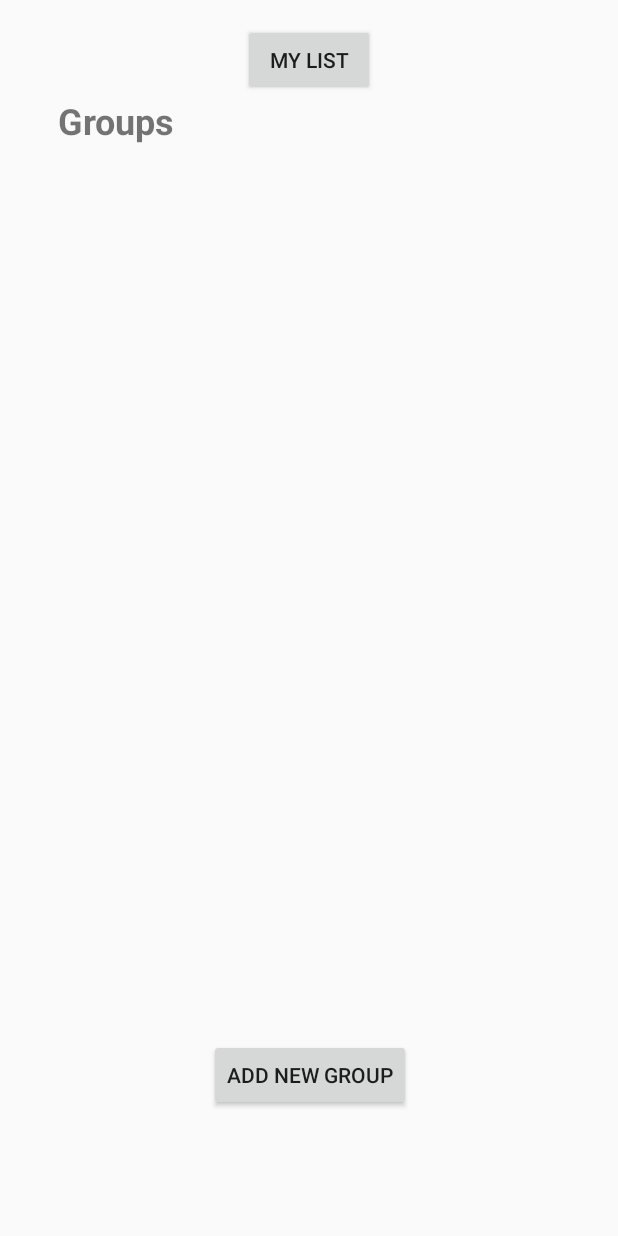
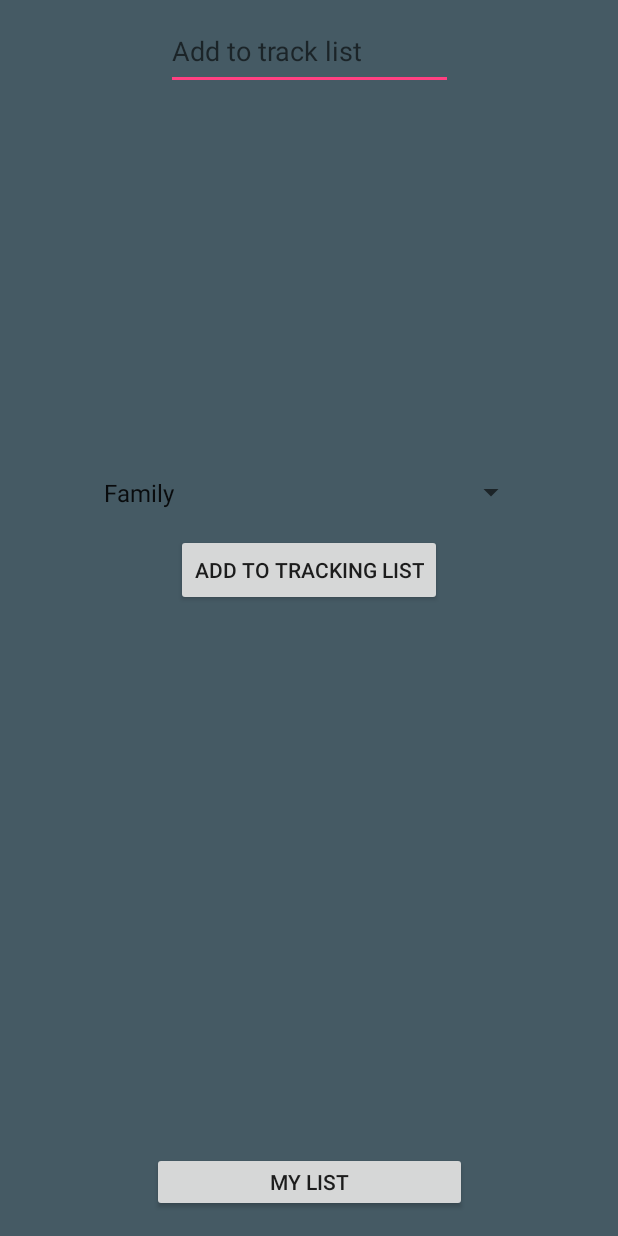
Before and after one commit to kelsheyk/trackerApp, an Android app: the ManageActivity screen opened directly, with no data from a screen before it, on a phone screen of 412 x 824 dp. Run offline under Robolectric (Android 15) with nearby library versions, the phone set to English and light mode, and no system bars.

Commit message:
front end ManageActivity

```diff
--- a/android-tracker/app/src/main/java/com/example/android_tracker/ManageActivity.java
+++ b/android-tracker/app/src/main/java/com/example/android_tracker/ManageActivity.java
@@ -1,13 +1,82 @@
 package com.example.android_tracker;
 
+import android.content.Context;
+import android.content.Intent;
 import android.support.v7.app.AppCompatActivity;
 import android.os.Bundle;
+import android.view.View;
+import android.widget.ArrayAdapter;
+import android.widget.Button;
+import android.widget.EditText;
+import android.widget.ListView;
+import android.widget.Spinner;
 
-public class ManageActivity extends AppCompatActivity {
+import java.util.ArrayList;
+import java.util.Arrays;
+import java.util.List;
+
+
+public class ManageActivity extends AppCompatActivity{
+
+    ListView tracklist;
+    EditText addtrackee;
+    Button AddButton;
+    Button MyListButton;
+    private Spinner groups;
+    private Intent userDataIntent;
+    Context context = this;
+
 
     @Override
     protected void onCreate(Bundle savedInstanceState) {
         super.onCreate(savedInstanceState);
         setContentView(R.layout.activity_manage);
+
+        userDataIntent = getIntent();
+
+        tracklist = (ListView) findViewById(R.id.track_list);
+        addtrackee = (EditText) findViewById(R.id.add_trackee);
+        AddButton = (Button) findViewById(R.id.add_button);
+        MyListButton = (Button) findViewById(R.id.list_button);
+        groups = (Spinner) findViewById(R.id.group_list);
+
+
+        String[] items = new String[]{"Family", "Friends", "Other"};
+        ArrayAdapter<String> groupadapter = new ArrayAdapter<String>(this,android.R.layout.simple_spinner_item, items);
+        groups.setAdapter(groupadapter);
+
+        //TODO: get tracker list
+        String[] ListElements = new String[]{};
+
+        final List<String> TrackeeArrayList = new ArrayList<String>(Arrays.asList(ListElements));
+
+        final ArrayAdapter<String> adapter = new ArrayAdapter<String>
+                (ManageActivity.this, android.R.layout.simple_list_item_1, TrackeeArrayList);
+
+        tracklist.setAdapter(adapter);
+
+        AddButton.setOnClickListener(new View.OnClickListener() {
+            @Override
+            public void onClick(View view)
+            {
+
+                TrackeeArrayList.add(addtrackee.getText().toString());
+                adapter.notifyDataSetChanged();
+                //TODO: assign added trackee to specified group
+
+            }
+        });
+
+
+        MyListButton.setOnClickListener(new View.OnClickListener() {
+            @Override
+            public void onClick(View view)
+            {
+                userDataIntent.setClass(context, MyListActivity.class);
+                startActivity(userDataIntent);
+            }
+        });
     }
+
+
 }
--- a/android-tracker/app/src/main/res/layout/activity_manage.xml
+++ b/android-tracker/app/src/main/res/layout/activity_manage.xml
@@ -4,64 +4,68 @@
     xmlns:tools="http://schemas.android.com/tools"
     android:layout_width="match_parent"
     android:layout_height="match_parent"
+    android:background="@color/blue_grey_700"
     tools:context="com.example.android_tracker.ManageActivity">
 
     <Button
         android:id="@+id/list_button"
-        android:layout_width="wrap_content"
-        android:layout_height="wrap_content"
+        android:layout_width="210dp"
+        android:layout_height="40dp"
+        android:layout_marginBottom="16dp"
         android:layout_marginLeft="8dp"
         android:layout_marginRight="8dp"
-        android:layout_marginTop="16dp"
         android:text="My List"
+        app:layout_constraintBottom_toBottomOf="parent"
+        app:layout_constraintLeft_toLeftOf="parent"
+        app:layout_constraintRight_toRightOf="parent" />
+
+    <EditText
+        android:id="@+id/add_trackee"
+        android:layout_width="191dp"
+        android:layout_height="52dp"
+        android:layout_marginTop="8dp"
+        android:hint="Add to track list"
+        app:layout_constraintHorizontal_bias="0.502"
         app:layout_constraintLeft_toLeftOf="parent"
         app:layout_constraintRight_toRightOf="parent"
-        app:layout_constraintTop_toTopOf="parent"
-        android:layout_marginStart="8dp"
-        android:layout_marginEnd="8dp" />
+        app:layout_constraintTop_toTopOf="parent" />
 
     <Button
-        android:id="@+id/group_button"
+        android:id="@+id/add_button"
         android:layout_width="wrap_content"
         android:layout_height="wrap_content"
         android:layout_marginBottom="8dp"
         android:layout_marginLeft="8dp"
         android:layout_marginRight="8dp"
         android:layout_marginTop="8dp"
-        android:text="Add New Group"
-        app:layout_constraintBottom_toBottomOf="parent"
-        app:layout_constraintHorizontal_bias="0.502"
+        android:text="Add to Tracking List"
+        app:layout_constraintBottom_toTopOf="@+id/track_list"
         app:layout_constraintLeft_toLeftOf="parent"
         app:layout_constraintRight_toRightOf="parent"
-        app:layout_constraintTop_toBottomOf="@+id/group_list" />
+        app:layout_constraintTop_toBottomOf="@+id/add_trackee"
+        app:layout_constraintVertical_bias="0.974" />
+
 
     <ListView
-        android:id="@+id/group_list"
+        android:id="@+id/track_list"
         android:layout_width="319dp"
         android:layout_height="328dp"
-        android:layout_marginBottom="8dp"
+        android:layout_marginBottom="20dp"
         android:layout_marginLeft="8dp"
         android:layout_marginRight="8dp"
-        android:layout_marginTop="8dp"
-        app:layout_constraintBottom_toBottomOf="parent"
-        app:layout_constraintHorizontal_bias="0.52"
+        app:layout_constraintBottom_toTopOf="@+id/list_button"
+        app:layout_constraintHorizontal_bias="0.51"
         app:layout_constraintLeft_toLeftOf="parent"
-        app:layout_constraintRight_toRightOf="parent"
-        app:layout_constraintTop_toTopOf="parent"
-        app:layout_constraintVertical_bias="0.568" />
+        app:layout_constraintRight_toRightOf="parent" />
 
-    <TextView
-        android:id="@+id/textView6"
-        android:layout_width="wrap_content"
-        android:layout_height="wrap_content"
-        android:layout_marginLeft="16dp"
-        android:layout_marginRight="8dp"
-        android:layout_marginTop="64dp"
-        android:text="Groups"
-        android:textSize="24sp"
-        android:textStyle="bold"
+    <Spinner
+        android:id="@+id/group_list"
+        android:layout_width="290dp"
+        android:layout_height="31dp"
+        android:layout_marginBottom="12dp"
+        app:layout_constraintBottom_toTopOf="@+id/add_button"
+        app:layout_constraintHorizontal_bias="0.505"
         app:layout_constraintLeft_toLeftOf="parent"
-        app:layout_constraintRight_toRightOf="parent"
-        app:layout_constraintTop_toTopOf="parent"
-        app:layout_constraintHorizontal_bias="0.073" />
+        app:layout_constraintRight_toRightOf="parent" />
+
 </android.support.constraint.ConstraintLayout>
--- a/android-tracker/app/src/main/res/layout/activity_member_list.xml
+++ b/android-tracker/app/src/main/res/layout/activity_member_list.xml
@@ -34,7 +34,7 @@
         app:layout_constraintHorizontal_bias="0.501"
         app:layout_constraintLeft_toLeftOf="parent"
         app:layout_constraintRight_toRightOf="parent"
-        app:layout_constraintTop_toBottomOf="@+id/group_list"
+        app:layout_constraintTop_toBottomOf="@+id/track_list"
         app:layout_constraintVertical_bias="0.604" />
 
     <TextView
```
